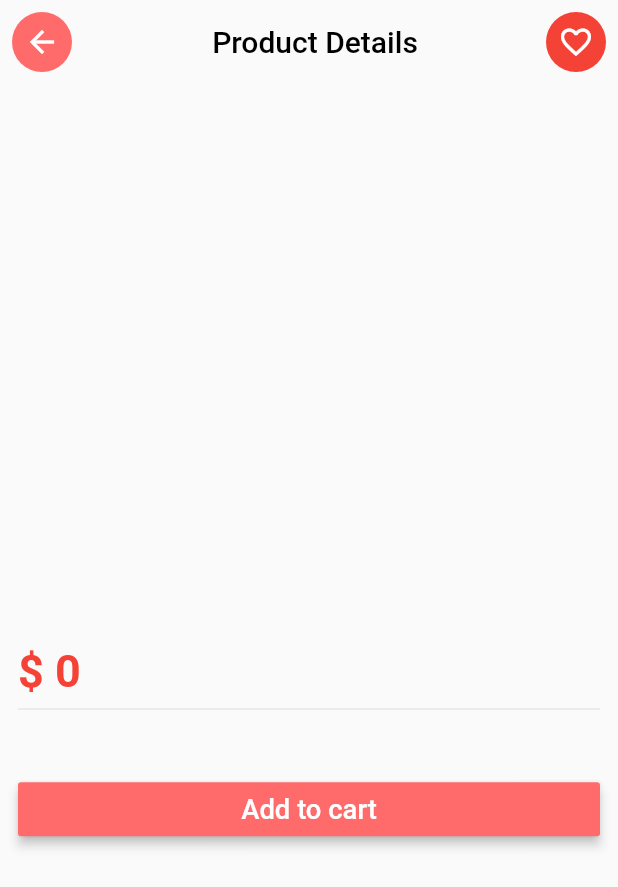
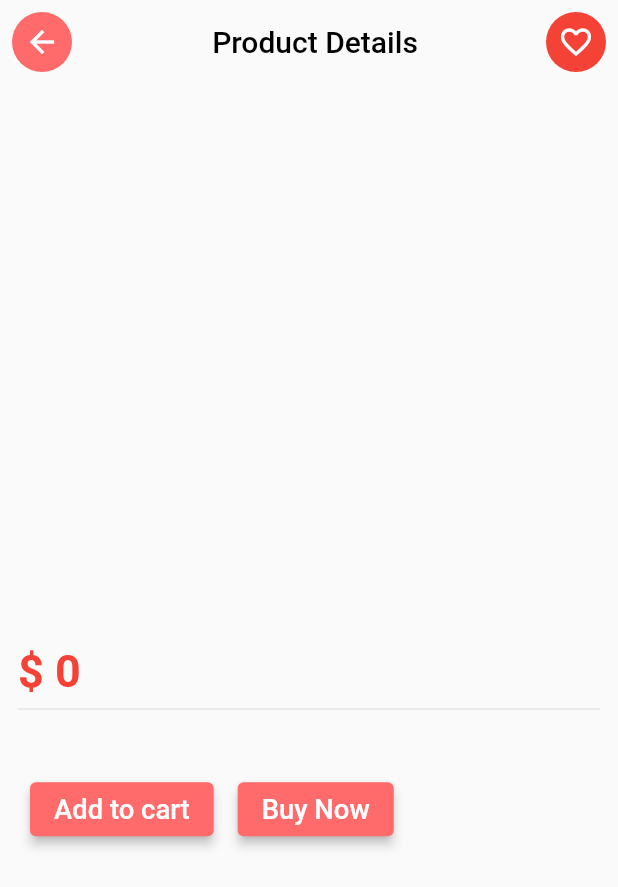
Before and after one commit to pritomchy/e-commerce, a Flutter app: the ProductDetails screen opened directly with empty values, on a phone screen of 412 x 824 dp. Shown: the top 887 px of the screen. Run offline on Flutter 3.47's test engine with Material 2 defaults, Android fonts, the light colour scheme and no system bars; drawn by our look-alikes of carousel_slider; our stand-ins replace awesome_notifications, cloud_firestore, dots_indicator, firebase_auth, firebase_core, firebase_messaging and 2 more; accounts and stored records are empty.

Commit message:
product description

```diff
--- a/lib/ui/bottom_nav_pages/cart.dart
+++ b/lib/ui/bottom_nav_pages/cart.dart
@@ -60,6 +60,8 @@ class _CartState extends State<Cart> {
                           child: ListTile(
                             leading:
 
+
+
                                Text(_documentSnapshot['name'],),
 
                             title: Text(
--- a/lib/ui/product_details_screen.dart
+++ b/lib/ui/product_details_screen.dart
@@ -1,6 +1,8 @@
 import 'package:carousel_slider/carousel_slider.dart';
 import 'package:cloud_firestore/cloud_firestore.dart';
 import 'package:ecommerce_app/const/AppColors.dart';
+import 'package:ecommerce_app/ui/bottom_nav_controller.dart';
+import 'package:ecommerce_app/ui/bottom_nav_pages/cart.dart';
 import 'package:ecommerce_app/ui/checkout_process.dart';
 import 'package:ecommerce_app/ui/confirmation_screen.dart';
 
@@ -164,20 +166,37 @@ class _ProductDetailsState extends State<ProductDetails> {
               height: 116.h,
               child: Row(
                 children: <Widget>[
-                  Expanded(
-                    child: MaterialButton(
+                  Padding(
+                    padding: const EdgeInsets.all(8.0),
+                    child: ElevatedButton(
                       onPressed: () => addToCart(),
                       child: Text(
                         "Add to cart",
                         style: TextStyle(color: Colors.white, fontSize: 18.sp),
                       ),
-                      color: AppColors.deep_orange,
-                      elevation: 3,
-                      // style: ElevatedButton.styleFrom(
-                      //   primary: AppColors.deep_orange,
-                      //   elevation: 3,
-                      // ),
+                      style: ElevatedButton.styleFrom(
+                        primary: AppColors.deep_orange,
+                        elevation: 3,
+                      ),
                     ),
+                  ),
+
+                  Padding(
+                    padding: const EdgeInsets.all(8.0),
+                    child: ElevatedButton(
+                      onPressed: ()  {Navigator.push(context, MaterialPageRoute(builder: (context)=>Cart()));},
+                      child: Text(
+                        "Buy Now",
+                        style: TextStyle(color: Colors.white, fontSize: 18.sp),
+                      ),
+                      style: ElevatedButton.styleFrom(
+                        primary: AppColors.deep_orange,
+                        elevation: 3,
+                      ),
+                    ),
+                  ),
+                  SizedBox(
+                    width: 10,
                   ),
 
                 ],
```
